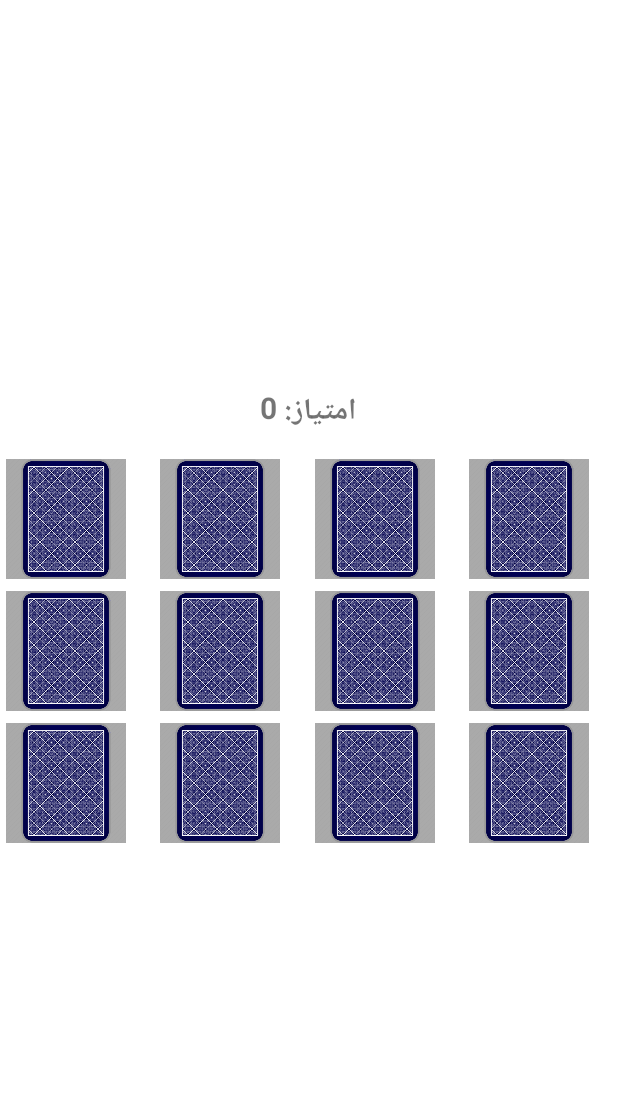
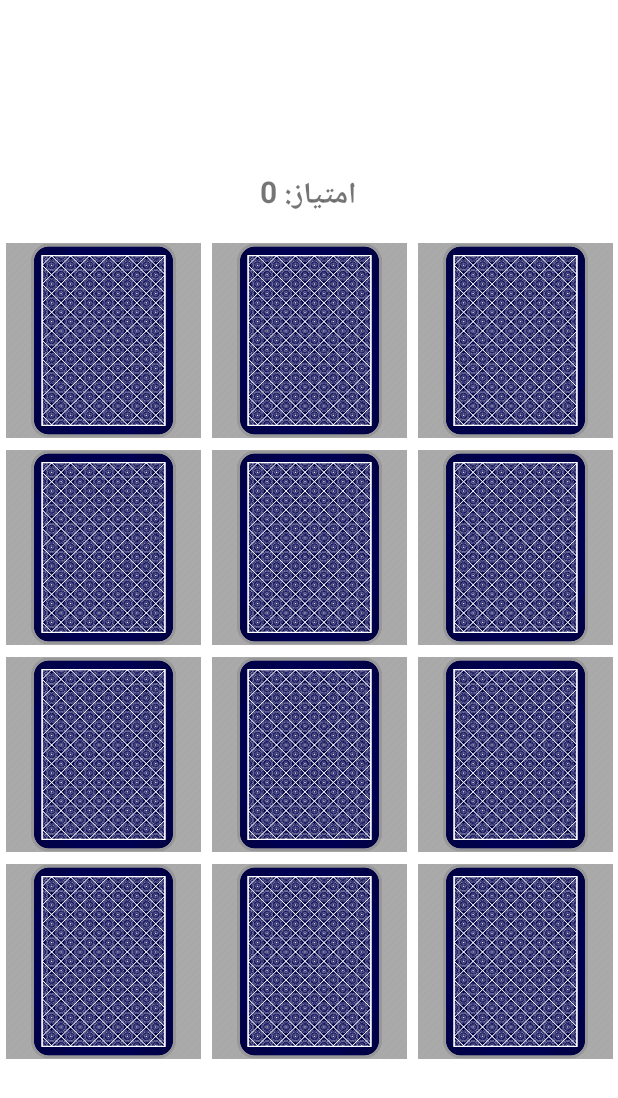
Before and after one commit to k-aghakhani/Memory-Card-Game, an Android app: the MainActivity screen opened directly, with no data from a screen before it, on a phone screen of 412 x 824 dp. Shown: the top 1098 px of the screen. Run offline under Robolectric (Android 15) with nearby library versions, the phone set to English and light mode, and no system bars.

Commit message:
Improved game appearance, three columns

```diff
--- a/app/src/main/java/com/aghakhani/memorycardgame/MainActivity.java
+++ b/app/src/main/java/com/aghakhani/memorycardgame/MainActivity.java
@@ -40,7 +40,7 @@ public class MainActivity extends AppCompatActivity {
         }
         Collections.shuffle(cardList);
 
-        recyclerView.setLayoutManager(new GridLayoutManager(this, 4));
+        recyclerView.setLayoutManager(new GridLayoutManager(this, 3));
         recyclerView.setAdapter(new MemoryAdapter(this, cardList, () -> {
             score += 10;
             tvScore.setText("امتیاز: " + score);
--- a/app/src/main/res/layout/item_card.xml
+++ b/app/src/main/res/layout/item_card.xml
@@ -1,7 +1,7 @@
 <?xml version="1.0" encoding="utf-8"?>
 <FrameLayout xmlns:android="http://schemas.android.com/apk/res/android"
-    android:layout_width="80dp"
-    android:layout_height="80dp"
+    android:layout_width="130dp"
+    android:layout_height="130dp"
     android:layout_margin="4dp"
     android:background="@android:color/darker_gray">
 
```
